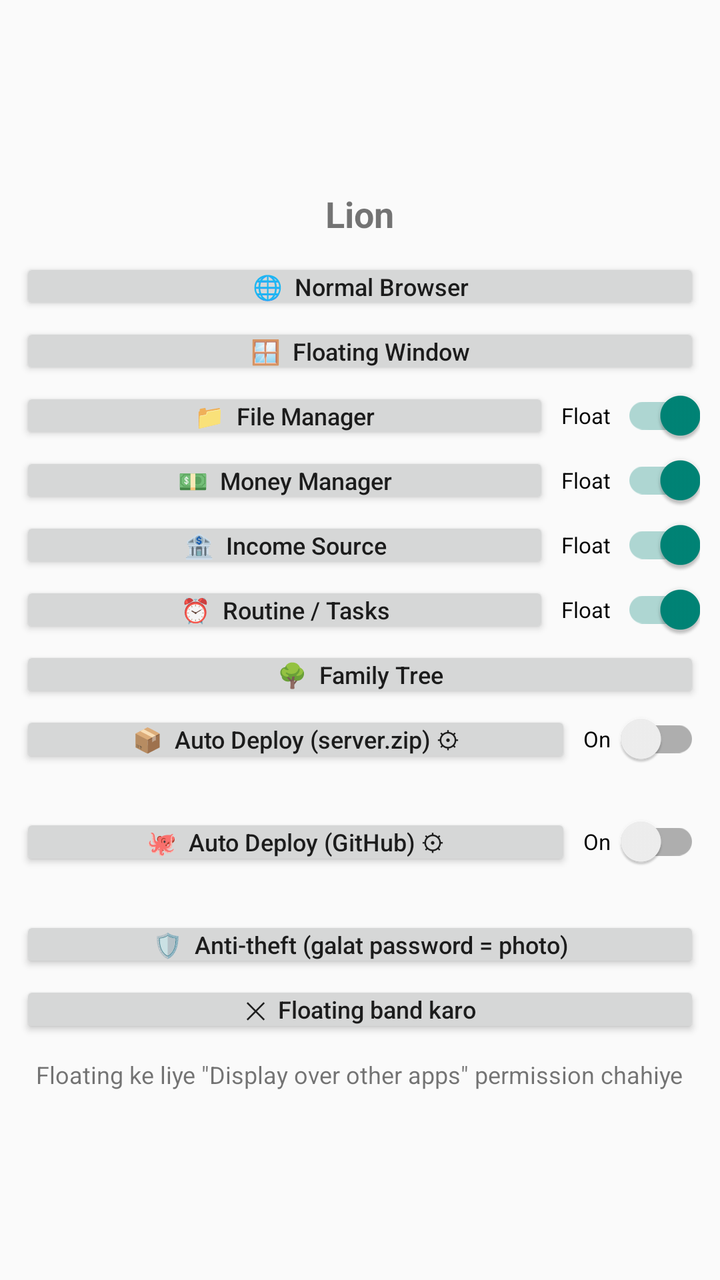
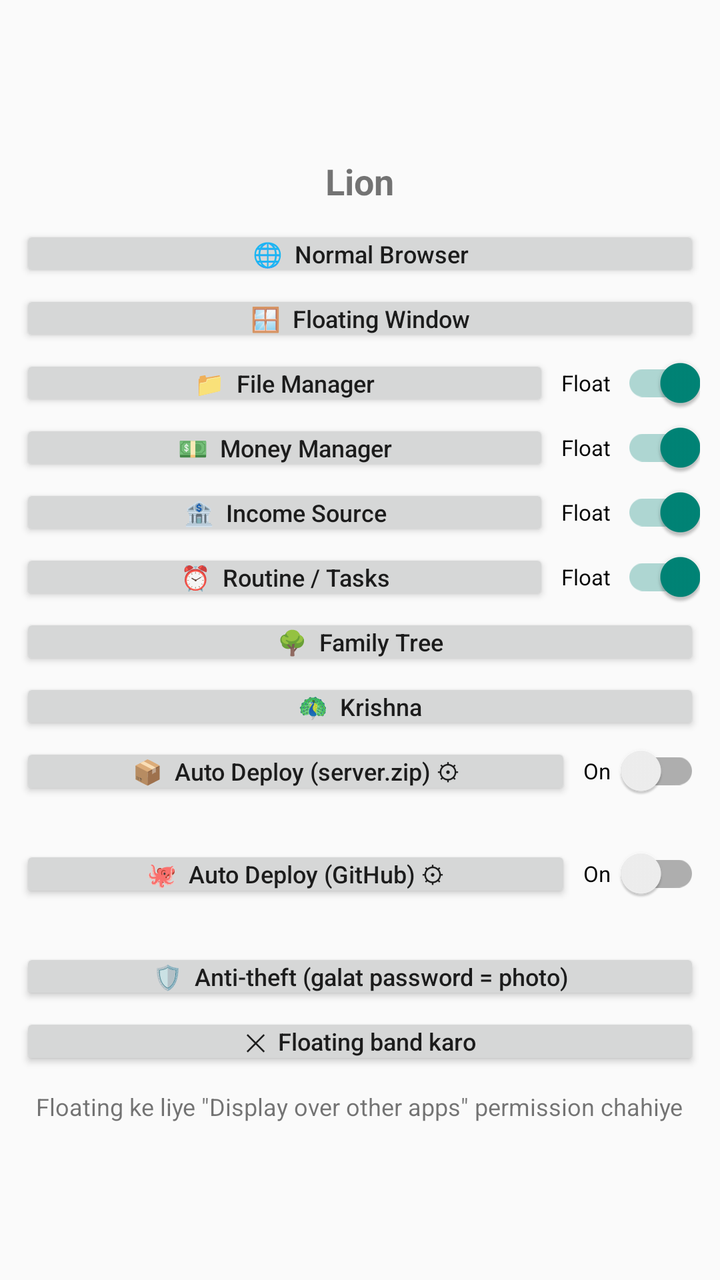

Compare the two renders of this Android layout. The source of the first and the diff that turns it into the second are given below.
<!-- AndroidManifest.xml: application theme AppTheme -->
<!-- res/layout/activity_main.xml -->
<?xml version="1.0" encoding="utf-8"?>
<ScrollView xmlns:android="http://schemas.android.com/apk/res/android"
    android:layout_width="match_parent"
    android:layout_height="match_parent"
    android:fillViewport="true"
    android:fitsSystemWindows="true">

<LinearLayout
    android:layout_width="match_parent"
    android:layout_height="wrap_content"
    android:gravity="center"
    android:orientation="vertical"
    android:padding="10dp">

    <TextView
        android:layout_width="wrap_content"
        android:layout_height="wrap_content"
        android:layout_marginBottom="10dp"
        android:text="Lion"
        android:textSize="18sp"
        android:textStyle="bold" />

    <Button
        style="@style/CompactButton"
        android:id="@+id/btnBrowser"
        android:layout_width="match_parent"
        android:layout_height="wrap_content"
        android:layout_marginBottom="4dp"
        android:text="🌐  Normal Browser" />

    <Button
        style="@style/CompactButton"
        android:id="@+id/btnFloating"
        android:layout_width="match_parent"
        android:layout_height="wrap_content"
        android:layout_marginBottom="4dp"
        android:text="🪟  Floating Window" />

    <LinearLayout
        android:layout_width="match_parent"
        android:layout_height="wrap_content"
        android:layout_marginBottom="4dp"
        android:gravity="center_vertical"
        android:orientation="horizontal">

        <Button
        style="@style/CompactButton"
            android:id="@+id/btnFiles"
            android:layout_width="0dp"
            android:layout_height="wrap_content"
            android:layout_weight="1"
            android:text="📁  File Manager" />

        <androidx.appcompat.widget.SwitchCompat
            android:id="@+id/swFiles"
            android:layout_width="wrap_content"
            android:layout_height="wrap_content"
            android:layout_marginStart="6dp"
            android:textSize="11sp"
            android:checked="true"
            android:text="Float  " />
    </LinearLayout>

    <LinearLayout
        android:layout_width="match_parent"
        android:layout_height="wrap_content"
        android:layout_marginBottom="4dp"
        android:gravity="center_vertical"
        android:orientation="horizontal">

        <Button
        style="@style/CompactButton"
            android:id="@+id/btnMoney"
            android:layout_width="0dp"
            android:layout_height="wrap_content"
            android:layout_weight="1"
            android:text="💵  Money Manager" />

        <androidx.appcompat.widget.SwitchCompat
            android:id="@+id/swMoney"
            android:layout_width="wrap_content"
            android:layout_height="wrap_content"
            android:layout_marginStart="6dp"
            android:textSize="11sp"
            android:checked="true"
            android:text="Float  " />
    </LinearLayout>

    <LinearLayout
        android:layout_width="match_parent"
        android:layout_height="wrap_content"
        android:layout_marginBottom="4dp"
        android:gravity="center_vertical"
        android:orientation="horizontal">

        <Button
        style="@style/CompactButton"
            android:id="@+id/btnIncome"
            android:layout_width="0dp"
            android:layout_height="wrap_content"
            android:layout_weight="1"
            android:text="🏦  Income Source" />

        <androidx.appcompat.widget.SwitchCompat
            android:id="@+id/swIncome"
            android:layout_width="wrap_content"
            android:layout_height="wrap_content"
            android:layout_marginStart="6dp"
            android:textSize="11sp"
            android:checked="true"
            android:text="Float  " />
    </LinearLayout>

    <LinearLayout
        android:layout_width="match_parent"
        android:layout_height="wrap_content"
        android:layout_marginBottom="4dp"
        android:gravity="center_vertical"
        android:orientation="horizontal">

        <Button
        style="@style/CompactButton"
            android:id="@+id/btnRoutine"
            android:layout_width="0dp"
            android:layout_height="wrap_content"
            android:layout_weight="1"
            android:text="⏰  Routine / Tasks" />

        <androidx.appcompat.widget.SwitchCompat
            android:id="@+id/swRoutine"
            android:layout_width="wrap_content"
            android:layout_height="wrap_content"
            android:layout_marginStart="6dp"
            android:textSize="11sp"
            android:checked="true"
            android:text="Float  " />
    </LinearLayout>

    <Button
        style="@style/CompactButton"
        android:id="@+id/btnFamily"
        android:layout_width="match_parent"
        android:layout_height="wrap_content"
        android:layout_marginBottom="4dp"
        android:text="🌳  Family Tree" />

    <LinearLayout
        android:layout_width="match_parent"
        android:layout_height="wrap_content"
        android:layout_marginBottom="4dp"
        android:gravity="center_vertical"
        android:orientation="horizontal">

        <Button
        style="@style/CompactButton"
            android:id="@+id/btnDeploy"
            android:layout_width="0dp"
            android:layout_height="wrap_content"
            android:layout_weight="1"
            android:text="📦  Auto Deploy (server.zip) ⚙" />

        <androidx.appcompat.widget.SwitchCompat
            android:id="@+id/swDeploy"
            android:layout_width="wrap_content"
            android:layout_height="wrap_content"
            android:layout_marginStart="6dp"
            android:textSize="11sp"
            android:text="On  " />
    </LinearLayout>

    <TextView
        android:id="@+id/tvDeployStatus"
        android:layout_width="match_parent"
        android:layout_height="wrap_content"
        android:layout_marginBottom="4dp"
        android:textSize="11sp" />

    <LinearLayout
        android:layout_width="match_parent"
        android:layout_height="wrap_content"
        android:layout_marginBottom="4dp"
        android:gravity="center_vertical"
        android:orientation="horizontal">

        <Button
        style="@style/CompactButton"
            android:id="@+id/btnGit"
            android:layout_width="0dp"
            android:layout_height="wrap_content"
            android:layout_weight="1"
            android:text="🐙  Auto Deploy (GitHub) ⚙" />

        <androidx.appcompat.widget.SwitchCompat
            android:id="@+id/swGit"
            android:layout_width="wrap_content"
            android:layout_height="wrap_content"
            android:layout_marginStart="6dp"
            android:textSize="11sp"
            android:text="On  " />
    </LinearLayout>

    <TextView
        android:id="@+id/tvGitStatus"
        android:layout_width="match_parent"
        android:layout_height="wrap_content"
        android:layout_marginBottom="4dp"
        android:textSize="11sp" />

    <Button
        style="@style/CompactButton"
        android:id="@+id/btnTheft"
        android:layout_width="match_parent"
        android:layout_height="wrap_content"
        android:layout_marginBottom="4dp"
        android:text="🛡️  Anti-theft (galat password = photo)" />

    <Button
        style="@style/CompactButton"
        android:id="@+id/btnStopFloating"
        android:layout_width="match_parent"
        android:layout_height="wrap_content"
        android:text="✕  Floating band karo" />

    <TextView
        android:layout_width="wrap_content"
        android:layout_height="wrap_content"
        android:layout_marginTop="10dp"
        android:gravity="center"
        android:text="Floating ke liye &quot;Display over other apps&quot; permission chahiye"
        android:textSize="12sp" />
</LinearLayout>
</ScrollView>
<!-- resources referenced by this layout -->
<resources>
  <style name="CompactButton" parent="Widget.AppCompat.Button">
          <item name="android:minHeight">0dp</item>
          <item name="android:minWidth">0dp</item>
          <item name="android:paddingTop">6dp</item>
          <item name="android:paddingBottom">6dp</item>
          <item name="android:paddingStart">12dp</item>
          <item name="android:paddingEnd">12dp</item>
          <item name="android:textSize">12sp</item>
          <item name="android:textAllCaps">false</item>
      </style>
  <style name="AppTheme" parent="Theme.AppCompat.DayNight.NoActionBar" />
</resources>

<!-- the commit's change to res/layout/activity_main.xml (unified diff, before → after) -->
@@ -144,6 +144,14 @@
         android:layout_marginBottom="4dp"
         android:text="🌳  Family Tree" />
 
+    <Button
+        style="@style/CompactButton"
+        android:id="@+id/btnKrishna"
+        android:layout_width="match_parent"
+        android:layout_height="wrap_content"
+        android:layout_marginBottom="4dp"
+        android:text="🦚  Krishna" />
+
     <LinearLayout
         android:layout_width="match_parent"
         android:layout_height="wrap_content"
